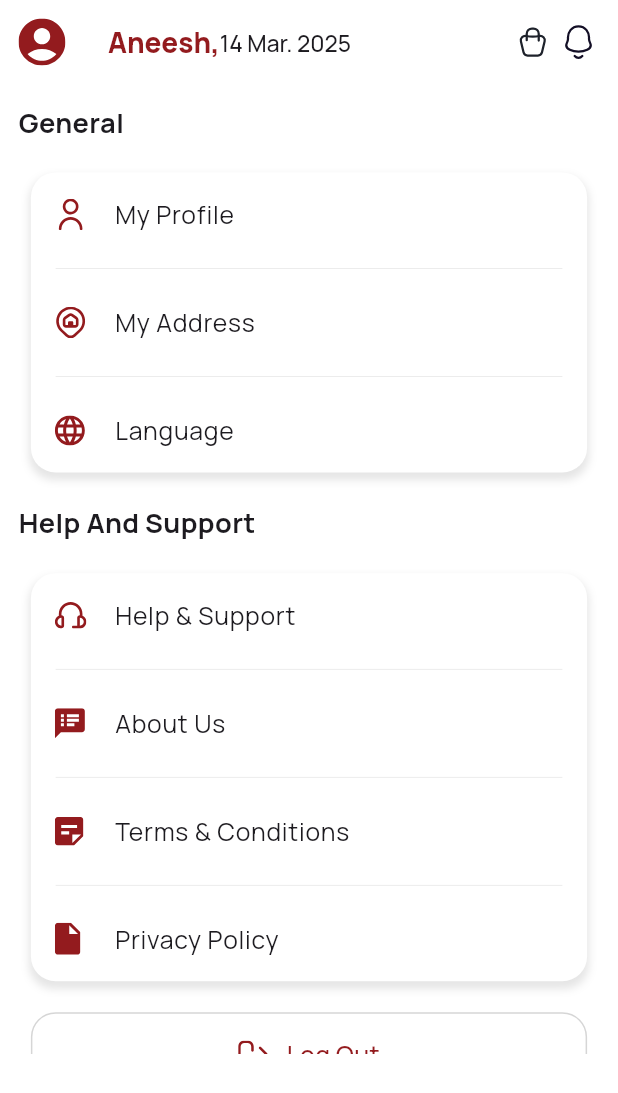
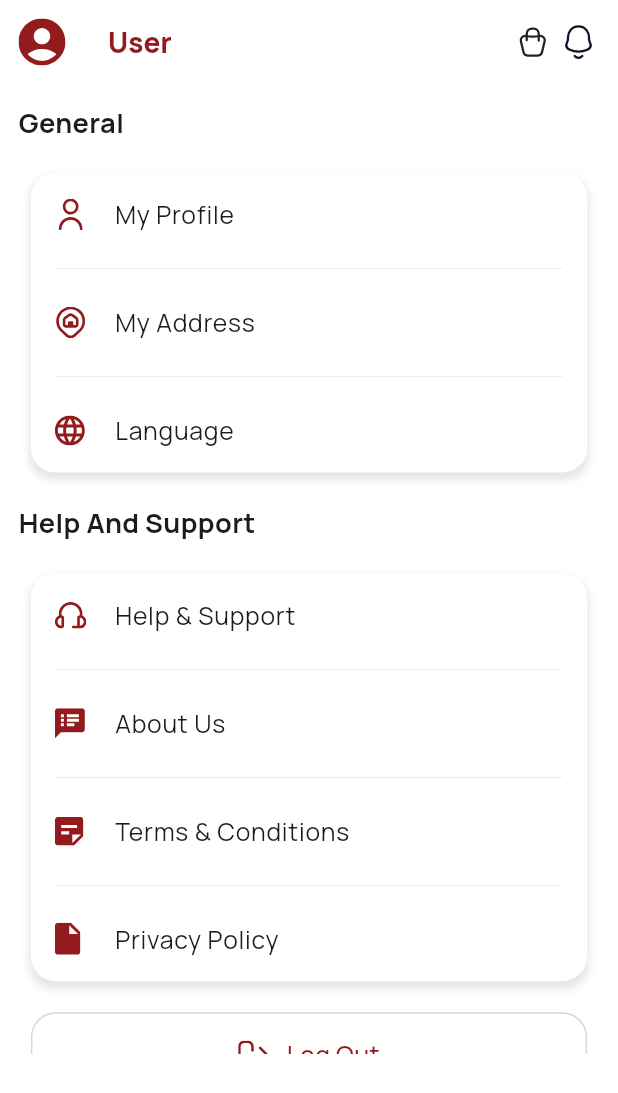
Before and after one commit to fazilnazkolambil/meat_shop_app, a Flutter app: the morePage screen opened directly, on a phone screen of 412 x 824 dp. Shown: the top 1093 px of the screen. Run offline on Flutter 3.47's test engine with Material 3 defaults, Android fonts, the phone set to English and light mode, and no system bars; our stand-ins replace animated_notch_bottom_bar, carousel_slider, cloud_firestore, country_code_picker, firebase_auth, firebase_core and 11 more; missing offline and left inert: date_time_picker_widget, favorite_button; accounts and stored records are empty; project files that could hold a hidden picture were left out.

Commit message:
corrections done

```diff
--- a/lib/core/provider/FirebaseProvier.dart
+++ b/lib/core/provider/FirebaseProvier.dart
@@ -1,4 +1,6 @@
 import 'package:cloud_firestore/cloud_firestore.dart';
+import 'package:firebase_auth/firebase_auth.dart';
 import 'package:flutter_riverpod/flutter_riverpod.dart';
 
 final firebaseProvider=Provider((ref) => FirebaseFirestore.instance);
+final authProvider=Provider((ref) => FirebaseAuth.instance);
--- a/lib/feature/authPage/controller/AuthController.dart
+++ b/lib/feature/authPage/controller/AuthController.dart
@@ -1,3 +1,4 @@
+import 'package:flutter/cupertino.dart';
 import 'package:flutter_riverpod/flutter_riverpod.dart';
 import 'package:meat_shop_app/feature/authPage/repository/AuthRepository.dart';
 import 'package:meat_shop_app/models/userModel.dart';
@@ -13,8 +14,8 @@ class AuthController{
     required AuthRepository
 }):_authRepository= AuthRepository;
 
-  adding(UserModel userModel){
-    _authRepository.usersAuth(userModel);
+  adding({required UserModel userModel,required BuildContext context}){
+    _authRepository.usersAuth(userModel: userModel, context: context);
   }
 
 }
--- a/lib/feature/homePage/screens/HomePage.dart
+++ b/lib/feature/homePage/screens/HomePage.dart
@@ -105,6 +105,7 @@ bool loading  = false;
       ),
       body: Padding(
         padding: EdgeInsets.all(scrWidth*0.03),
+        child: SingleChildScrollView(
           child: Column(
             mainAxisAlignment: MainAxisAlignment.spaceEvenly,
               children: [
@@ -246,6 +247,7 @@ bool loading  = false;
               ],
             ),
         ),
+      ),
 
     );
   }
--- a/lib/feature/homePage/screens/meatList.dart
+++ b/lib/feature/homePage/screens/meatList.dart
@@ -43,6 +43,7 @@ class _MeatListPageState extends ConsumerState<MeatListPage> {
   List categoryCollection = [];
   List meatCollection = [];
   List fav=[];
+  List favoriteList =[];
 
   getMeats() async {
     var category = await FirebaseFirestore.instance
@@ -54,7 +55,7 @@ class _MeatListPageState extends ConsumerState<MeatListPage> {
 
     setState(() {});
   }
-  List favoriteList =[];
+
   getMeatDetails() async {
       var meatDetails = await FirebaseFirestore.instance
         .collection("meatTypes")
@@ -539,7 +540,6 @@ class _MeatListPageState extends ConsumerState<MeatListPage> {
                                                 "rate" : data[index]["rate"],
                                                 "id" : data[index]["id"],
                                                 "description" : data[index]["description"],
-                                                "added" : true,
                                               });
                                               FirebaseFirestore.instance.collection("users").doc(loginId).update({
                                                 "favourites" : FieldValue.arrayUnion(favoriteList)
--- a/lib/feature/morePage/screens/more_page.dart
+++ b/lib/feature/morePage/screens/more_page.dart
@@ -27,7 +27,7 @@ class morePage extends StatefulWidget {
 }
 
 class _morePageState extends State<morePage> {
-  String username = "";
+  String username = "User";
   String email = "";
   String phonenumber = "";
   String id = "";
@@ -64,24 +64,12 @@ class _morePageState extends State<morePage> {
           padding: EdgeInsets.all(scrWidth * 0.03),
           child: SvgPicture.asset(iconConst.profile),
         ),
-        title: Row(
-          children: [
-            Text(
-              "Aneesh,",
-              style: TextStyle(
-                  fontWeight: FontWeight.w800,
-                  fontSize: scrWidth * 0.045,
-                  color: colorConst.meroon),
-            ),
-            Text(
-              "14 Mar. 2025",
-              style: TextStyle(
-                fontWeight: FontWeight.w500,
-                fontSize: scrWidth * 0.037,
-                // color: colorConst.color2
-              ),
-            ),
-          ],
+        title: Text(
+          username,
+          style: TextStyle(
+              fontWeight: FontWeight.w800,
+              fontSize: scrWidth * 0.045,
+              color: colorConst.meroon),
         ),
         actions: [
           Row(
@@ -186,7 +174,7 @@ class _morePageState extends State<morePage> {
                                           mainAxisAlignment:
                                               MainAxisAlignment.spaceEvenly,
                                           children: [
-                                            Text("Please Login your Profile!",
+                                            Text("You haven't registered yet!",
                                                 textAlign: TextAlign.center,
                                                 style: TextStyle(
                                                     fontWeight: FontWeight.w700,
@@ -201,7 +189,7 @@ class _morePageState extends State<morePage> {
                                                     MaterialPageRoute(
                                                       builder: (context) =>
                                                           infoPage(
-                                                        path: 'MeatPage',
+                                                        path: '',
                                                       ),
                                                     ));
                                               },
```
Also changed, not shown: lib/feature/authPage/repository/AuthRepository.dart (+50 -7 lines), lib/feature/authPage/screens/info_page.dart (+59 -68 lines), lib/feature/morePage/screens/EditProfile.dart (+4 -5 lines), lib/models/userModel.dart (+4 -4 lines). Lines whose indentation alone changed are shown as unchanged.
